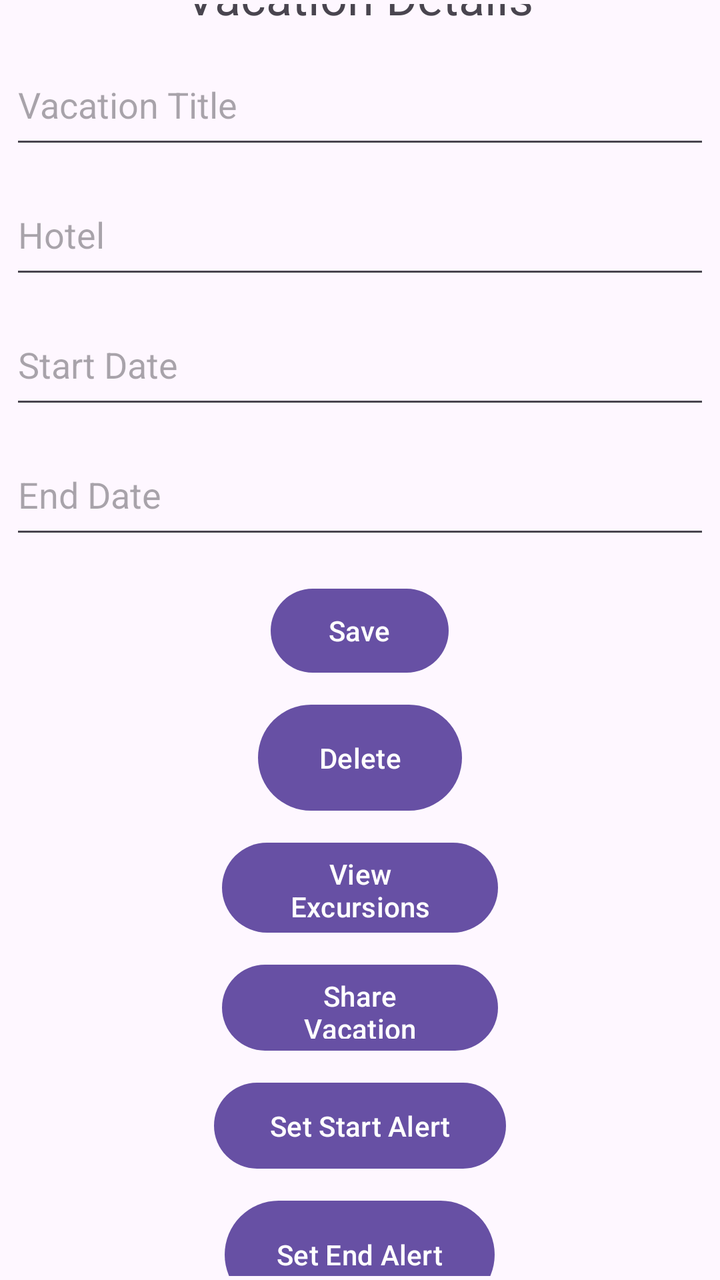
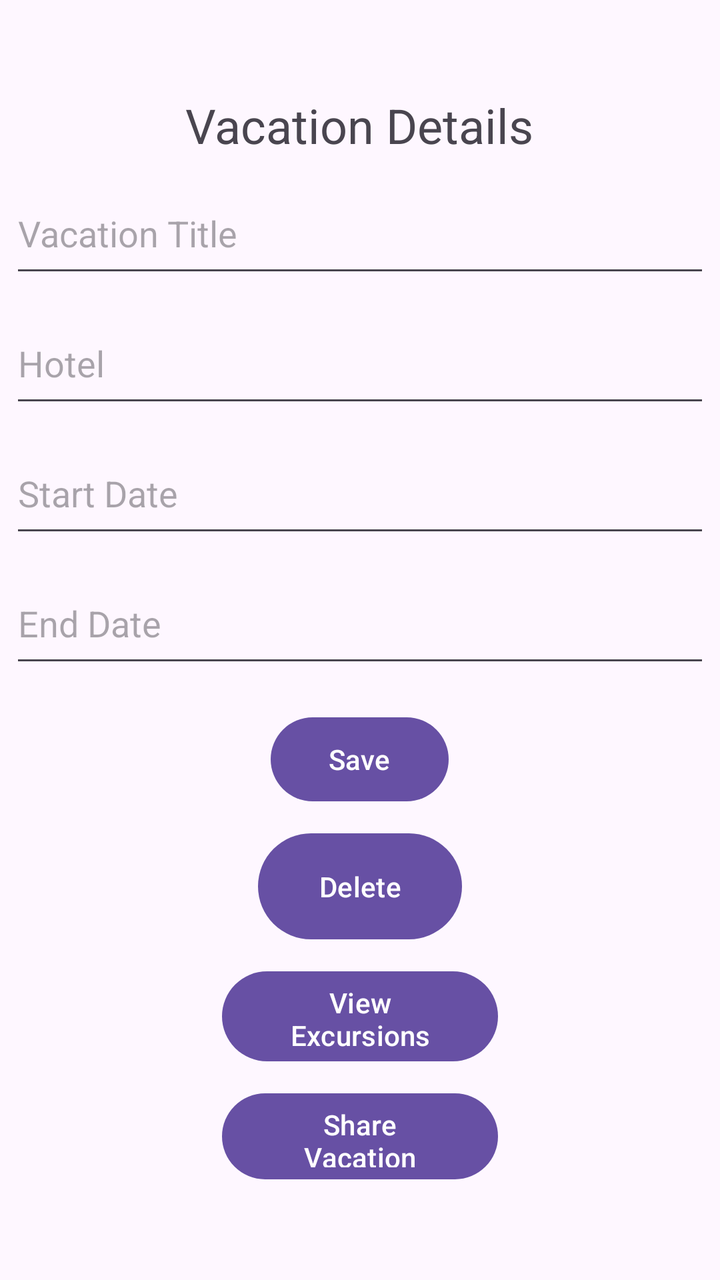

An Android layout rendered at two revisions. The XML below is the earlier revision; the diff shows what the commit changed to produce the second picture.
<!-- AndroidManifest.xml: application theme Theme.Vagor -->
<!-- res/layout/activity_vacation_detail.xml -->
<?xml version="1.0" encoding="utf-8"?>
<LinearLayout
    xmlns:android="http://schemas.android.com/apk/res/android"
    android:layout_width="match_parent"
    android:layout_height="match_parent"
    android:gravity="center"
    android:orientation="vertical"
    android:padding="2dp">

    <TextView
        android:layout_width="wrap_content"
        android:layout_height="wrap_content"
        android:text="@string/vacation_details"
        android:textSize="24sp"
        android:layout_marginBottom="8dp"/>

    <EditText
        android:id="@+id/editTitle"
        android:layout_width="350dp"
        android:layout_height="57dp"
        android:autofillHints="none"
        android:hint="@string/vacation_title"
        android:inputType="text"
        android:textColor="@color/black" />

    <EditText
        android:id="@+id/editHotel"
        android:layout_width="350dp"
        android:layout_height="57dp"
        android:layout_marginTop="8dp"
        android:autofillHints="none"
        android:hint="@string/hotel"
        android:inputType="text" />

    <EditText
        android:id="@+id/editStartDate"
        android:layout_width="350dp"
        android:layout_height="57dp"
        android:layout_marginTop="8dp"
        android:autofillHints="none"
        android:hint="@string/start_date"
        android:inputType="date" />

    <EditText
        android:id="@+id/editEndDate"
        android:layout_width="350dp"
        android:layout_height="57dp"
        android:layout_marginTop="8dp"
        android:autofillHints="none"
        android:hint="@string/end_date"
        android:inputType="date" />

    <Button
        android:id="@+id/buttonSave"
        android:layout_width="89dp"
        android:layout_height="50dp"
        android:layout_marginTop="16dp"
        android:text="@string/save" />

    <Button
        android:id="@+id/buttonDelete"
        android:layout_width="102dp"
        android:layout_height="61dp"
        android:layout_marginTop="8dp"
        android:text="@string/delete" />

    <Button
        android:id="@+id/buttonViewExcursions"
        android:layout_width="138dp"
        android:layout_height="53dp"
        android:layout_marginTop="8dp"
        android:text="@string/view_excursions" />

    <Button
        android:id="@+id/buttonShare"
        android:layout_width="138dp"
        android:layout_height="51dp"
        android:layout_marginTop="8dp"
        android:text="@string/share_vacation" />

    <Button
        android:id="@+id/buttonStartAlert"
        android:layout_width="146dp"
        android:layout_height="51dp"
        android:layout_marginTop="8dp"
        android:text="@string/set_start_alert" />

    <Button
        android:id="@+id/buttonEndAlert"
        android:layout_width="135dp"
        android:layout_height="62dp"
        android:layout_marginTop="8dp"
        android:text="@string/set_end_alert" />

</LinearLayout>
<!-- resources referenced by this layout -->
<resources>
  <color name="black">#FF000000</color>
  <string name="delete">Delete</string>
  <string name="end_date">End Date</string>
  <string name="hotel">Hotel</string>
  <string name="save">Save</string>
  <string name="set_end_alert">Set End Alert</string>
  <string name="set_start_alert">Set Start Alert</string>
  <string name="share_vacation">Share Vacation</string>
  <string name="start_date">Start Date</string>
  <string name="vacation_details">Vacation Details</string>
  <string name="vacation_title">Vacation Title</string>
  <string name="view_excursions">View Excursions</string>
  <style name="Theme.Vagor" parent="Base.Theme.Vagor" />
  <style name="Base.Theme.Vagor" parent="Theme.Material3.DayNight.NoActionBar">
          
          
      </style>
</resources>

<!-- the commit's change to res/layout/activity_vacation_detail.xml (unified diff, before → after) -->
@@ -78,18 +78,4 @@
         android:layout_marginTop="8dp"
         android:text="@string/share_vacation" />
 
-    <Button
-        android:id="@+id/buttonStartAlert"
-        android:layout_width="146dp"
-        android:layout_height="51dp"
-        android:layout_marginTop="8dp"
-        android:text="@string/set_start_alert" />
-
-    <Button
-        android:id="@+id/buttonEndAlert"
-        android:layout_width="135dp"
-        android:layout_height="62dp"
-        android:layout_marginTop="8dp"
-        android:text="@string/set_end_alert" />
-
 </LinearLayout>
<!-- resource entries referenced after the edit -->
@@ -5,8 +5,6 @@
   <string name="end_date">End Date</string>
   <string name="hotel">Hotel</string>
   <string name="save">Save</string>
-  <string name="set_end_alert">Set End Alert</string>
-  <string name="set_start_alert">Set Start Alert</string>
   <string name="share_vacation">Share Vacation</string>
   <string name="start_date">Start Date</string>
   <string name="vacation_details">Vacation Details</string>
